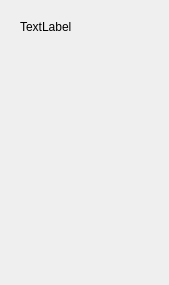
The window that NewClient/src/qtui/ui-files/mainwindow.ui (AOSC-Archive/LinkC) describes before a commit, drawn with Qt 5.
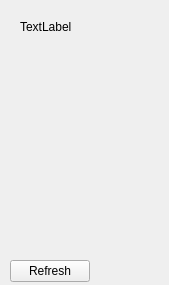
The same window after the commit.

Commit message: Add refresh friendslist

What changed in the file:
```diff
--- a/NewClient/src/qtui/ui-files/mainwindow.ui
+++ b/NewClient/src/qtui/ui-files/mainwindow.ui
@@ -38,6 +38,19 @@
     <string>TextLabel</string>
    </property>
   </widget>
+  <widget class="QPushButton" name="RefreshButton">
+   <property name="geometry">
+    <rect>
+     <x>10</x>
+     <y>260</y>
+     <width>80</width>
+     <height>22</height>
+    </rect>
+   </property>
+   <property name="text">
+    <string>Refresh</string>
+   </property>
+  </widget>
  </widget>
  <resources/>
  <connections/>
```
The commit also changes 47 other files.
